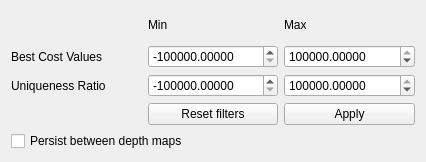
Above: gui/DepthMapFilterOptions.ui from Kitware/TeleSculptor before the change. Below: the same form after it.
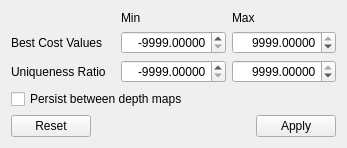
That is the form after the change.

Commit message:
Depth map UI cleanup, part I
Rename UI widgets for consistency. Refactor how depth map filters are
updated to match other filters, and use a QButtonBox to provide the
standard buttons. Remove superfluous QMenu in DepthMapView. Move
enabling the filter popup to a .ui signal/slot connection. Make other UI
changes as needed for consistency.

This doesn't yet address the depth map view mode.

The edit to the form file:
```diff
--- a/gui/DepthMapFilterOptions.ui
+++ b/gui/DepthMapFilterOptions.ui
@@ -6,62 +6,16 @@
    <rect>
     <x>0</x>
     <y>0</y>
-    <width>426</width>
-    <height>162</height>
+    <width>347</width>
+    <height>137</height>
    </rect>
   </property>
   <property name="windowTitle">
    <string>Form</string>
   </property>
+  <layout class="QVBoxLayout" name="verticalLayout">
+   <item>
   <layout class="QGridLayout" name="gridLayout">
-   <item row="3" column="1">
-    <widget class="QDoubleSpinBox" name="doubleSpinBoxUniquenessRatioMin">
-     <property name="decimals">
-      <number>5</number>
-     </property>
-     <property name="minimum">
-      <double>-9999999.000000000000000</double>
-     </property>
-     <property name="maximum">
-      <double>999999999999999.000000000000000</double>
-     </property>
-     <property name="singleStep">
-      <double>0.001000000000000</double>
-     </property>
-     <property name="value">
-      <double>-9999999.000000000000000</double>
-     </property>
-    </widget>
-   </item>
-   <item row="2" column="1">
-    <widget class="QDoubleSpinBox" name="doubleSpinBoxBestCostMin">
-     <property name="locale">
-      <locale language="English" country="UnitedStates"/>
-     </property>
-     <property name="decimals">
-      <number>5</number>
-     </property>
-     <property name="minimum">
-      <double>-9999999.000000000000000</double>
-     </property>
-     <property name="maximum">
-      <double>9999999.000000000000000</double>
-     </property>
-     <property name="singleStep">
-      <double>0.010000000000000</double>
-     </property>
-     <property name="value">
-      <double>-9999999.000000000000000</double>
-     </property>
-    </widget>
-   </item>
-   <item row="4" column="2">
-    <widget class="QPushButton" name="pushButtonApply">
-     <property name="text">
-      <string>Apply</string>
-     </property>
-    </widget>
-   </item>
    <item row="0" column="1">
     <widget class="QLabel" name="label_3">
      <property name="text">
@@ -69,13 +23,6 @@
      </property>
     </widget>
    </item>
-   <item row="3" column="0">
-    <widget class="QLabel" name="label_2">
-     <property name="text">
-      <string>Uniqueness Ratio</string>
-     </property>
-    </widget>
-   </item>
    <item row="0" column="2">
     <widget class="QLabel" name="label_4">
      <property name="text">
@@ -83,65 +30,140 @@
      </property>
     </widget>
    </item>
-   <item row="4" column="1">
-    <widget class="QPushButton" name="pushButtonReset">
-     <property name="text">
-      <string>Reset filters</string>
-     </property>
-    </widget>
-   </item>
-   <item row="2" column="0">
-    <widget class="QLabel" name="label">
+     <item row="1" column="0">
+      <widget class="QLabel" name="bestCostLabel">
      <property name="text">
       <string>Best Cost Values</string>
      </property>
     </widget>
    </item>
-   <item row="3" column="2">
-    <widget class="QDoubleSpinBox" name="doubleSpinBoxUniquenessRatioMax">
+     <item row="1" column="1">
+      <widget class="QDoubleSpinBox" name="bestCostMinimum">
+       <property name="locale">
+        <locale language="English" country="UnitedStates"/>
+       </property>
+       <property name="alignment">
+        <set>Qt::AlignRight|Qt::AlignTrailing|Qt::AlignVCenter</set>
+       </property>
      <property name="decimals">
       <number>5</number>
      </property>
      <property name="minimum">
-      <double>-9999999.000000000000000</double>
+        <double>-9999.000000000000000</double>
      </property>
      <property name="maximum">
-      <double>999999999999999.000000000000000</double>
+        <double>9999.000000000000000</double>
+       </property>
+       <property name="singleStep">
+        <double>0.010000000000000</double>
+       </property>
+       <property name="value">
+        <double>-9999.000000000000000</double>
+       </property>
+      </widget>
+     </item>
+     <item row="1" column="2">
+      <widget class="QDoubleSpinBox" name="bestCostMaximum">
+       <property name="alignment">
+        <set>Qt::AlignRight|Qt::AlignTrailing|Qt::AlignVCenter</set>
+       </property>
+       <property name="decimals">
+        <number>5</number>
+       </property>
+       <property name="minimum">
+        <double>-9999.000000000000000</double>
+       </property>
+       <property name="maximum">
+        <double>9999.000000000000000</double>
+       </property>
+       <property name="singleStep">
+        <double>0.010000000000000</double>
+       </property>
+       <property name="value">
+        <double>9999.000000000000000</double>
+       </property>
+      </widget>
+     </item>
+     <item row="2" column="0">
+      <widget class="QLabel" name="uniquenessRatioLabel">
+       <property name="text">
+        <string>Uniqueness Ratio</string>
+       </property>
+      </widget>
+     </item>
+     <item row="2" column="1">
+      <widget class="QDoubleSpinBox" name="uniquenessRatioMinimum">
+       <property name="alignment">
+        <set>Qt::AlignRight|Qt::AlignTrailing|Qt::AlignVCenter</set>
+       </property>
+       <property name="decimals">
+        <number>5</number>
+       </property>
+       <property name="minimum">
+        <double>-9999.000000000000000</double>
+       </property>
+       <property name="maximum">
+        <double>9999.000000000000000</double>
      </property>
      <property name="singleStep">
       <double>0.001000000000000</double>
      </property>
      <property name="value">
-      <double>999999999999999.000000000000000</double>
+        <double>-9999.000000000000000</double>
      </property>
     </widget>
    </item>
    <item row="2" column="2">
-    <widget class="QDoubleSpinBox" name="doubleSpinBoxBestCostMax">
+      <widget class="QDoubleSpinBox" name="uniquenessRatioMaximum">
+       <property name="alignment">
+        <set>Qt::AlignRight|Qt::AlignTrailing|Qt::AlignVCenter</set>
+       </property>
      <property name="decimals">
       <number>5</number>
      </property>
      <property name="minimum">
-      <double>-999999999.000000000000000</double>
+        <double>-9999.000000000000000</double>
      </property>
      <property name="maximum">
-      <double>999999999999999.000000000000000</double>
+        <double>9999.000000000000000</double>
      </property>
      <property name="singleStep">
       <double>0.010000000000000</double>
      </property>
      <property name="value">
-      <double>9999999999.000000000000000</double>
+        <double>9999.000000000000000</double>
      </property>
     </widget>
    </item>
-   <item row="5" column="0" colspan="2">
-    <widget class="QCheckBox" name="checkBoxPersist">
+    </layout>
+   </item>
+   <item>
+    <widget class="QCheckBox" name="persist">
      <property name="text">
       <string>Persist between depth maps</string>
      </property>
     </widget>
    </item>
+   <item>
+    <spacer name="verticalSpacer">
+     <property name="orientation">
+      <enum>Qt::Vertical</enum>
+     </property>
+     <property name="sizeHint" stdset="0">
+      <size>
+       <width>20</width>
+       <height>6</height>
+      </size>
+     </property>
+    </spacer>
+   </item>
+   <item>
+    <widget class="QDialogButtonBox" name="buttonBox">
+     <property name="standardButtons">
+      <set>QDialogButtonBox::Apply|QDialogButtonBox::Reset</set>
+     </property>
+    </widget>
+   </item>
   </layout>
  </widget>
  <resources/>
```
Left out of the diff: 6 changed lines with no effect on the pictures. Lines whose indentation alone changed are shown as unchanged. The commit also changes 12 other files.
